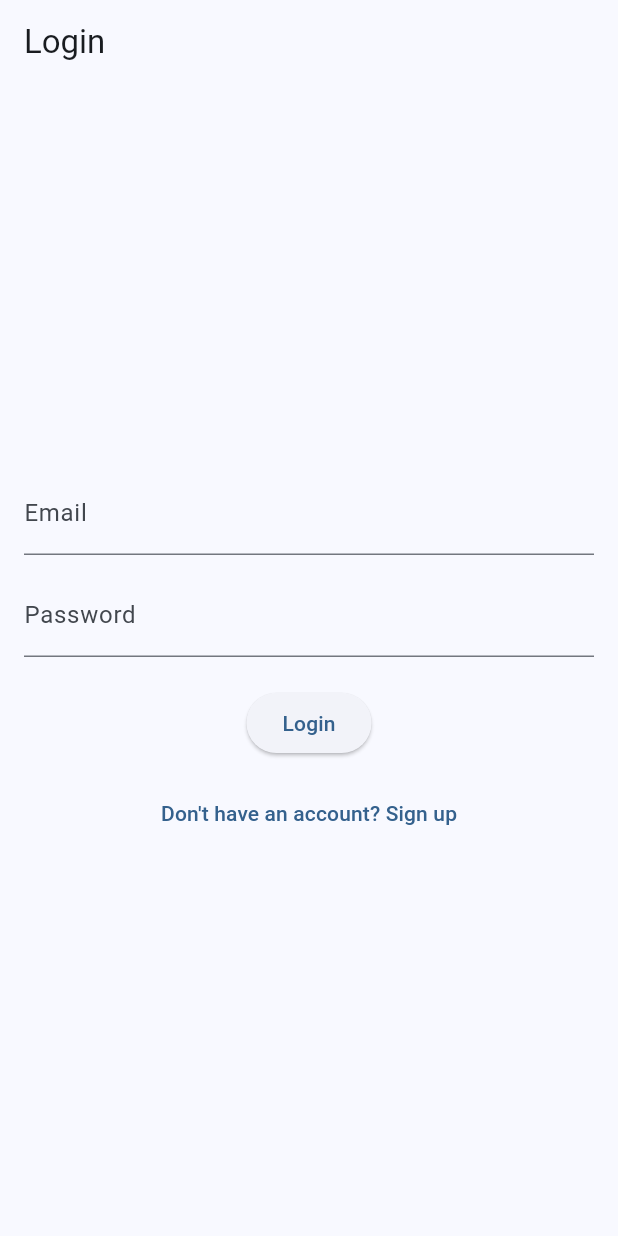
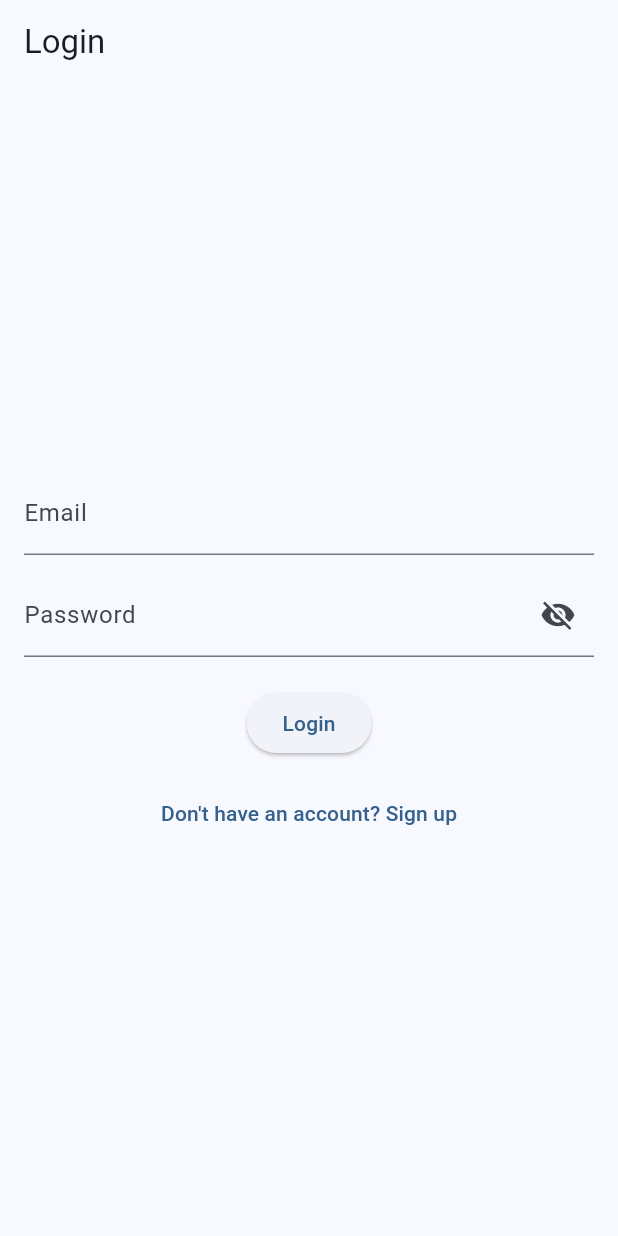
Before and after one commit to revocajana/chatapp, a Flutter app: the screen it shows after launch, on a phone screen of 412 x 824 dp. Run offline on Flutter 3.47's test engine with Material 3 defaults, Android fonts, the phone set to English and light mode, and no system bars; our stand-ins replace cloud_firestore, firebase_auth, firebase_core; accounts and stored records are empty.

Commit message:
password vissibility

```diff
--- a/lib/screens/auth/login.dart
+++ b/lib/screens/auth/login.dart
@@ -15,6 +15,7 @@ class _LoginScreenState extends State<LoginScreen> {
 	final TextEditingController _emailController = TextEditingController();
 	final TextEditingController _passwordController = TextEditingController();
 	bool _loading = false;
+	bool _showPassword = false;
 
 	/// Validates email format using regex pattern
 	bool _isValidEmail(String email) {
@@ -88,8 +89,18 @@ class _LoginScreenState extends State<LoginScreen> {
 							const SizedBox(height: 12),
 							TextFormField(
 								controller: _passwordController,
-								decoration: const InputDecoration(labelText: 'Password'),
-								obscureText: true,
+								decoration: InputDecoration(
+									labelText: 'Password',
+									suffixIcon: IconButton(
+										icon: Icon(
+											_showPassword ? Icons.visibility : Icons.visibility_off,
+										),
+										onPressed: () {
+											setState(() => _showPassword = !_showPassword);
+										},
+									),
+								),
+								obscureText: !_showPassword,
 								validator: (v) => (v == null || v.length < 6) ? 'Password min 6 chars' : null,
 							),
 							const SizedBox(height: 20),
```
